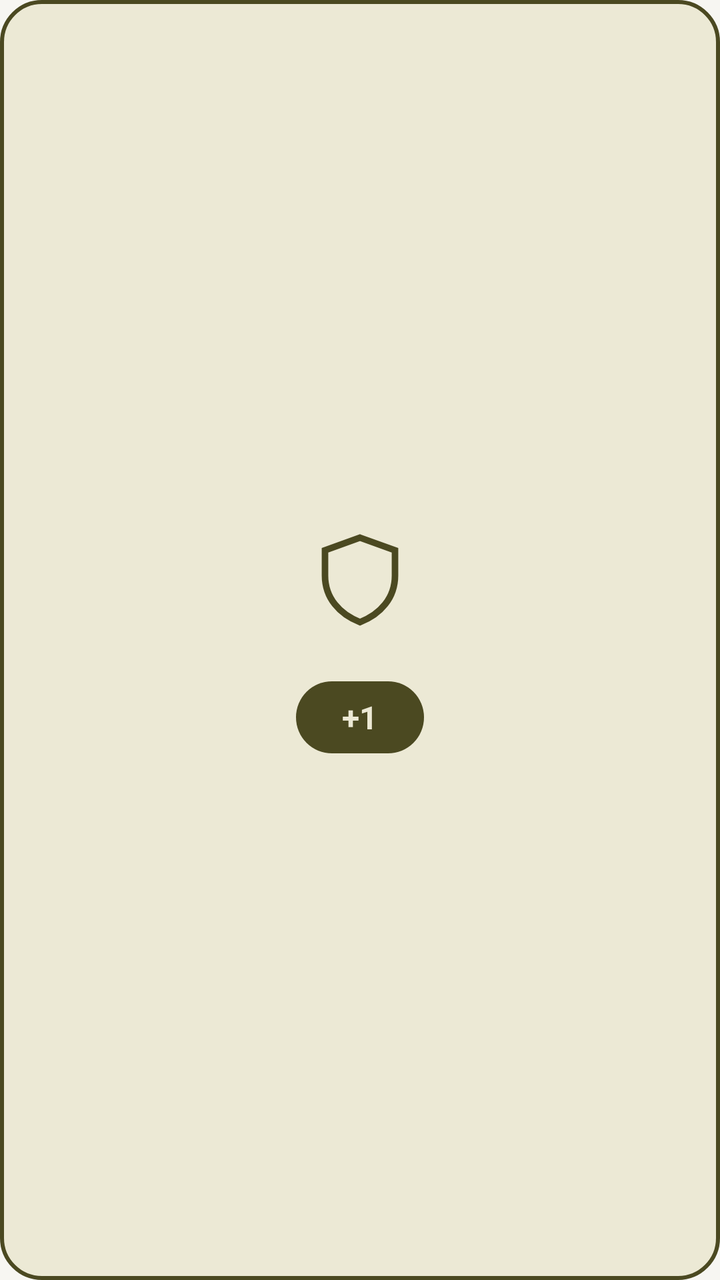
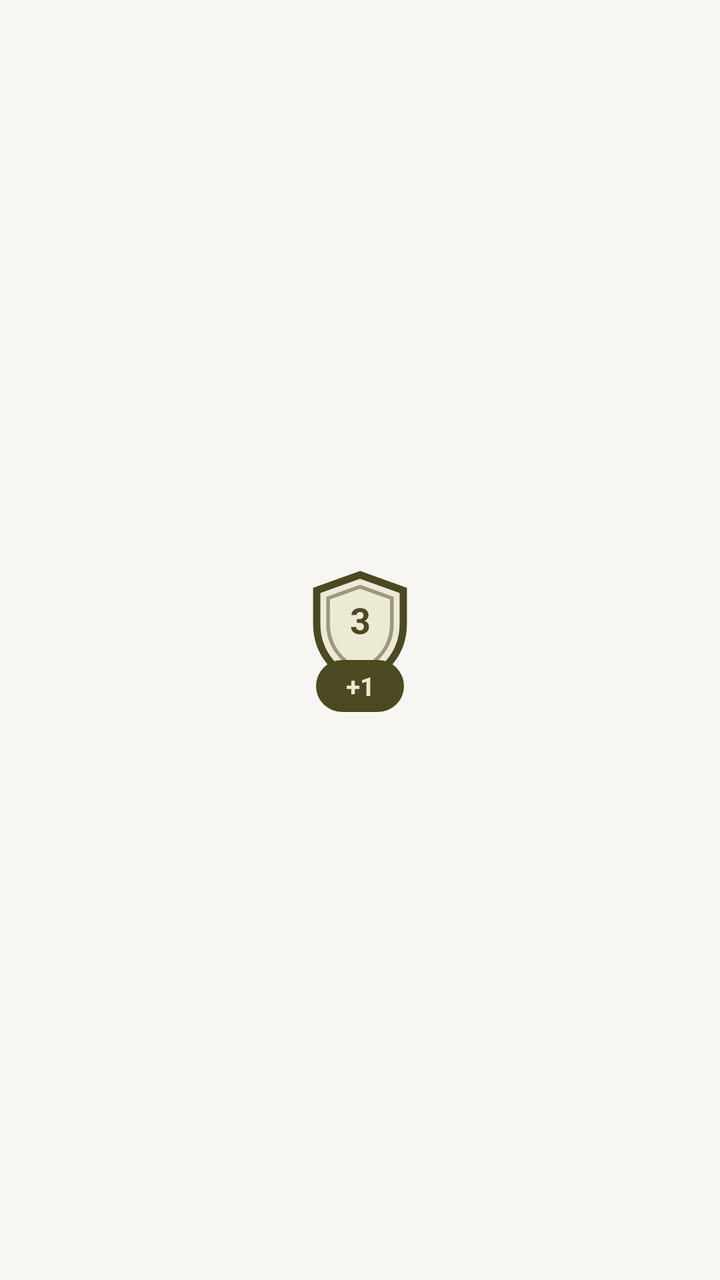

Compare the two renders of this Android layout. The source of the first and the diff that turns it into the second are given below.
<!-- AndroidManifest.xml: application theme Theme.Sprotyv -->
<!-- res/layout/widget_count.xml -->
<?xml version="1.0" encoding="utf-8"?>
<LinearLayout xmlns:android="http://schemas.android.com/apk/res/android" android:id="@+id/w_root" android:layout_width="match_parent" android:layout_height="match_parent"
    android:background="@drawable/w_shape_khaki" android:gravity="center" android:orientation="vertical" android:padding="8dp">
    <FrameLayout android:layout_width="56dp" android:layout_height="56dp">
        <ImageView android:layout_width="match_parent" android:layout_height="match_parent" android:src="@drawable/w_shield" android:importantForAccessibility="no" />
        <TextView android:id="@+id/w_number" android:layout_width="match_parent" android:layout_height="match_parent" android:gravity="center"
            android:paddingBottom="4dp" android:textColor="@color/w_khaki_ink" android:textSize="18sp" android:textStyle="bold" android:maxLines="1" />
    </FrameLayout>
    <TextView android:id="@+id/w_title" android:layout_width="match_parent" android:layout_height="wrap_content" android:gravity="center"
        android:textColor="@color/w_khaki_ink" android:textSize="13sp" android:maxLines="2" android:ellipsize="end" />
    <TextView android:id="@+id/w_plus" android:layout_width="wrap_content" android:layout_height="wrap_content" android:layout_marginTop="4dp"
        android:background="@drawable/w_shape_plus" android:minWidth="64dp" android:minHeight="36dp" android:gravity="center" android:paddingHorizontal="16dp"
        android:text="+1" android:textColor="@color/w_khaki_bg" android:textSize="16sp" android:textStyle="bold" />
</LinearLayout>
<!-- resources referenced by this layout -->
<resources>
  <color name="w_khaki_bg">#FFECE9D5</color>
  <color name="w_khaki_ink">#FF4B4921</color>
  <!-- drawable w_shape_khaki (drawable) -->
  <?xml version="1.0" encoding="utf-8"?>
  <shape xmlns:android="http://schemas.android.com/apk/res/android" android:shape="rectangle">
      <solid android:color="@color/w_khaki_bg" />
      <stroke android:width="2dp" android:color="@color/w_khaki_ink" />
      <corners android:radius="20dp" />
  </shape>
  <!-- drawable w_shape_plus (drawable) -->
  <?xml version="1.0" encoding="utf-8"?>
  <shape xmlns:android="http://schemas.android.com/apk/res/android" android:shape="rectangle">
      <solid android:color="@color/w_khaki_ink" />
      <corners android:radius="18dp" />
  </shape>
  <!-- drawable w_shield (drawable) -->
  <?xml version="1.0" encoding="utf-8"?>
  <vector xmlns:android="http://schemas.android.com/apk/res/android" android:width="24dp" android:height="24dp" android:viewportWidth="24" android:viewportHeight="24">
      <path android:fillColor="@color/w_khaki_bg" android:strokeColor="@color/w_khaki_ink" android:strokeWidth="1.4"
          android:pathData="M12,2.5L19.5,5.2L19.5,10.6C19.5,15.4 16.4,18.9 12,20.6C7.6,18.9 4.5,15.4 4.5,10.6L4.5,5.2Z" />
  </vector>
  <style name="Theme.Sprotyv" parent="android:Theme.Material.Light.NoActionBar">
          <item name="android:windowBackground">@color/background</item>
          <item name="android:statusBarColor">@android:color/transparent</item>
          <item name="android:navigationBarColor">@android:color/transparent</item>
      </style>
  <color name="background">#FFF7F6F2</color>
</resources>

<!-- the commit's change to res/layout/widget_count.xml (unified diff, before → after) -->
@@ -1,14 +1,15 @@
 <?xml version="1.0" encoding="utf-8"?>
 <LinearLayout xmlns:android="http://schemas.android.com/apk/res/android" android:id="@+id/w_root" android:layout_width="match_parent" android:layout_height="match_parent"
-    android:background="@drawable/w_shape_khaki" android:gravity="center" android:orientation="vertical" android:padding="8dp">
-    <FrameLayout android:layout_width="56dp" android:layout_height="56dp">
-        <ImageView android:layout_width="match_parent" android:layout_height="match_parent" android:src="@drawable/w_shield" android:importantForAccessibility="no" />
-        <TextView android:id="@+id/w_number" android:layout_width="match_parent" android:layout_height="match_parent" android:gravity="center"
-            android:paddingBottom="4dp" android:textColor="@color/w_khaki_ink" android:textSize="18sp" android:textStyle="bold" android:maxLines="1" />
+    android:gravity="center" android:orientation="vertical">
+    <FrameLayout android:layout_width="56dp" android:layout_height="72dp">
+        <ImageView android:layout_width="56dp" android:layout_height="64dp" android:src="@drawable/w_shield" android:scaleType="fitCenter" android:importantForAccessibility="no" />
+        <TextView android:id="@+id/w_number" android:layout_width="56dp" android:layout_height="52dp" android:gravity="center"
+            android:text="3" android:textColor="@color/w_khaki_ink" android:textSize="18sp" android:textStyle="bold" android:maxLines="1" />
+        <TextView android:id="@+id/w_plus" android:layout_width="wrap_content" android:layout_height="26dp" android:layout_gravity="bottom|center_horizontal"
+            android:background="@drawable/w_shape_plus" android:minWidth="44dp" android:gravity="center" android:paddingHorizontal="10dp"
+            android:text="+1" android:textColor="@color/w_khaki_bg" android:textSize="13sp" android:textStyle="bold" />
     </FrameLayout>
-    <TextView android:id="@+id/w_title" android:layout_width="match_parent" android:layout_height="wrap_content" android:gravity="center"
-        android:textColor="@color/w_khaki_ink" android:textSize="13sp" android:maxLines="2" android:ellipsize="end" />
-    <TextView android:id="@+id/w_plus" android:layout_width="wrap_content" android:layout_height="wrap_content" android:layout_marginTop="4dp"
-        android:background="@drawable/w_shape_plus" android:minWidth="64dp" android:minHeight="36dp" android:gravity="center" android:paddingHorizontal="16dp"
-        android:text="+1" android:textColor="@color/w_khaki_bg" android:textSize="16sp" android:textStyle="bold" />
+    <TextView android:id="@+id/w_title" android:layout_width="wrap_content" android:layout_height="wrap_content" android:layout_marginTop="2dp"
+        android:background="@drawable/w_shape_khaki" android:paddingHorizontal="8dp" android:paddingVertical="2dp" android:gravity="center"
+        android:textColor="@color/w_khaki_ink" android:textSize="11sp" android:maxLines="2" android:ellipsize="end" android:visibility="gone" />
 </LinearLayout>
<!-- resource entries referenced after the edit -->
@@ -6,8 +6,7 @@
   <?xml version="1.0" encoding="utf-8"?>
   <shape xmlns:android="http://schemas.android.com/apk/res/android" android:shape="rectangle">
       <solid android:color="@color/w_khaki_bg" />
-      <stroke android:width="2dp" android:color="@color/w_khaki_ink" />
-      <corners android:radius="20dp" />
+      <corners android:radius="24dp" />
   </shape>
   <!-- drawable w_shape_plus (drawable) -->
   <?xml version="1.0" encoding="utf-8"?>
@@ -17,9 +16,11 @@
   </shape>
   <!-- drawable w_shield (drawable) -->
   <?xml version="1.0" encoding="utf-8"?>
-  <vector xmlns:android="http://schemas.android.com/apk/res/android" android:width="24dp" android:height="24dp" android:viewportWidth="24" android:viewportHeight="24">
-      <path android:fillColor="@color/w_khaki_bg" android:strokeColor="@color/w_khaki_ink" android:strokeWidth="1.4"
-          android:pathData="M12,2.5L19.5,5.2L19.5,10.6C19.5,15.4 16.4,18.9 12,20.6C7.6,18.9 4.5,15.4 4.5,10.6L4.5,5.2Z" />
+  <vector xmlns:android="http://schemas.android.com/apk/res/android" android:width="48dp" android:height="56dp" android:viewportWidth="24" android:viewportHeight="28">
+      <path android:fillColor="@color/w_khaki_bg" android:strokeColor="@color/w_khaki_ink" android:strokeWidth="1.6"
+          android:pathData="M12,1.5L21.5,4.9L21.5,12.2C21.5,18.4 17.6,22.9 12,25.1C6.4,22.9 2.5,18.4 2.5,12.2L2.5,4.9Z" />
+      <path android:fillColor="#00000000" android:strokeColor="@color/w_khaki_ink" android:strokeWidth="0.8" android:strokeAlpha="0.5"
+          android:pathData="M12,4.1L19,6.6L19,12.2C19,17 16.1,20.5 12,22.3C7.9,20.5 5,17 5,12.2L5,6.6Z" />
   </vector>
   <style name="Theme.Sprotyv" parent="android:Theme.Material.Light.NoActionBar">
           <item name="android:windowBackground">@color/background</item>
